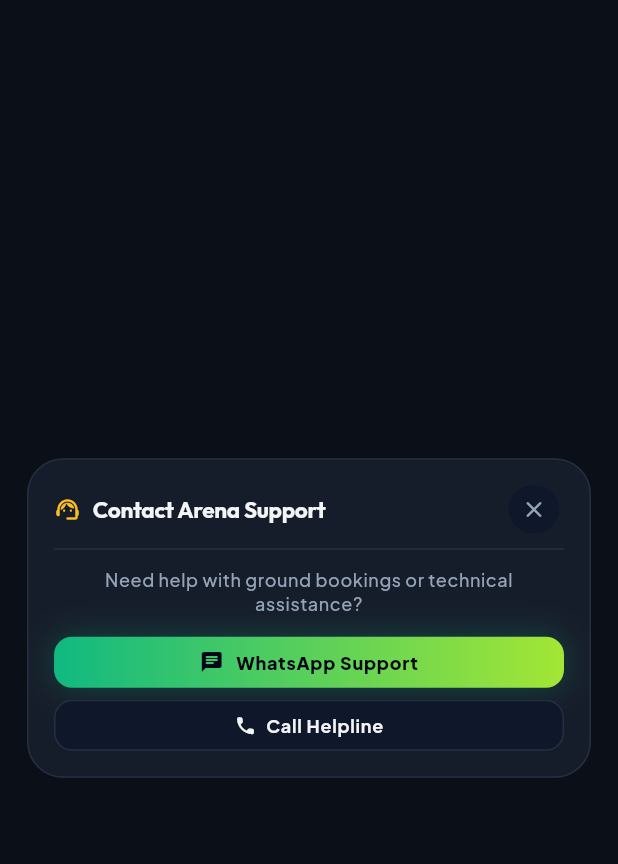
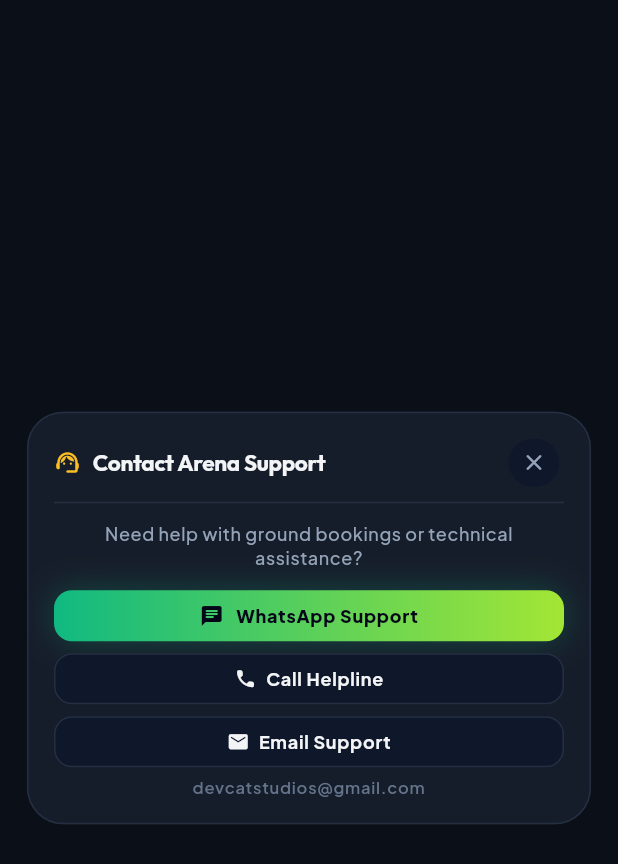
Before and after one commit to IamShahabAlam/ArenaBook, a Flutter app: the SupportDialog widget shown alone on an empty page, opened directly, on a phone screen of 412 x 824 dp. Shown: the top 864 px of the screen. Run offline on Flutter 3.47's test engine with Material 3 defaults, Android fonts, the phone set to English and light mode, and no system bars; our stand-ins replace connectivity_plus, file_picker, flutter_animate, flutter_html, flutter_svg, get and 8 more; missing offline and left inert: flutter_jailbreak_detection_plus, open_settings_plus; accounts and stored records are empty.

Commit message:
support email added

```diff
--- a/lib/app/config/app_strings.dart
+++ b/lib/app/config/app_strings.dart
@@ -15,6 +15,7 @@
   static const appStoreAddress = '';
   static const playStoreAddress = '';
   static const websiteURL = 'https://shahab-alam.web.app/';
+  static const supportEmail = 'devcatstudios@gmail.com';
 
   // General -------------------
   static const nullString = '--';
--- a/lib/presentation/arena/dialogs/info_dialogs.dart
+++ b/lib/presentation/arena/dialogs/info_dialogs.dart
@@ -84,18 +84,28 @@
   static Future<void> show() => ArenaDialog.show(const SupportDialog());
 
   static Future<void> _open(Uri uri) async {
+    final app = switch (uri.scheme) {
+      'tel' => 'the dialer',
+      'mailto' => 'your email app',
+      _ => 'WhatsApp',
+    };
     try {
       final ok = await launchUrl(uri, mode: LaunchMode.externalApplication);
-      if (!ok) ArenaToast.error('Could not open ${uri.scheme == 'tel' ? 'the dialer' : 'WhatsApp'}');
+      if (!ok) ArenaToast.error('Could not open $app');
     } catch (_) {
-      ArenaToast.error('Could not open ${uri.scheme == 'tel' ? 'the dialer' : 'WhatsApp'}');
+      ArenaToast.error('Could not open $app');
     }
   }
+
+  /// Pre-addressed email; the subject carries the app version for faster support.
+  static Uri _emailUri(String email) =>
+      Uri(scheme: 'mailto', path: email, query: 'subject=${Uri.encodeComponent('${AppStrings.appName} support (${AppStrings.kappVersionWithDate})')}');
 
   @override
   Widget build(BuildContext context) {
     final phone = AppStrings.supportPhone.trim();
-    final configured = phone.isNotEmpty;
+    final email = AppStrings.supportEmail.trim();
+    final configured = phone.isNotEmpty || email.isNotEmpty;
     return ArenaDialog(
       title: 'Contact Arena Support',
       icon: Icons.support_agent_rounded,
@@ -112,6 +122,7 @@
               style: context.text.labelMedium?.copyWith(color: context.arena.warningText),
             )
           else ...[
+            if (phone.isNotEmpty) ...[
               GradientButton(
                 label: 'WhatsApp Support',
                 icon: Icons.chat_rounded,
@@ -125,6 +136,17 @@
                 onPressed: () => _open(Uri(scheme: 'tel', path: '+${BookingRules.toWhatsAppNumber(phone)}')),
               ),
             ],
+            if (email.isNotEmpty) ...[
+              if (phone.isNotEmpty) const SizedBox(height: 8),
+              SoftButton(label: 'Email Support', icon: Icons.email_rounded, onPressed: () => _open(_emailUri(email))),
+              const SizedBox(height: 6),
+              Text(
+                email,
+                textAlign: TextAlign.center,
+                style: context.text.labelSmall?.copyWith(color: context.arena.textMuted),
+              ),
+            ],
+          ],
         ],
       ),
     );
```
Also changed, not shown: 2 other files. Lines whose indentation alone changed are shown as unchanged.
